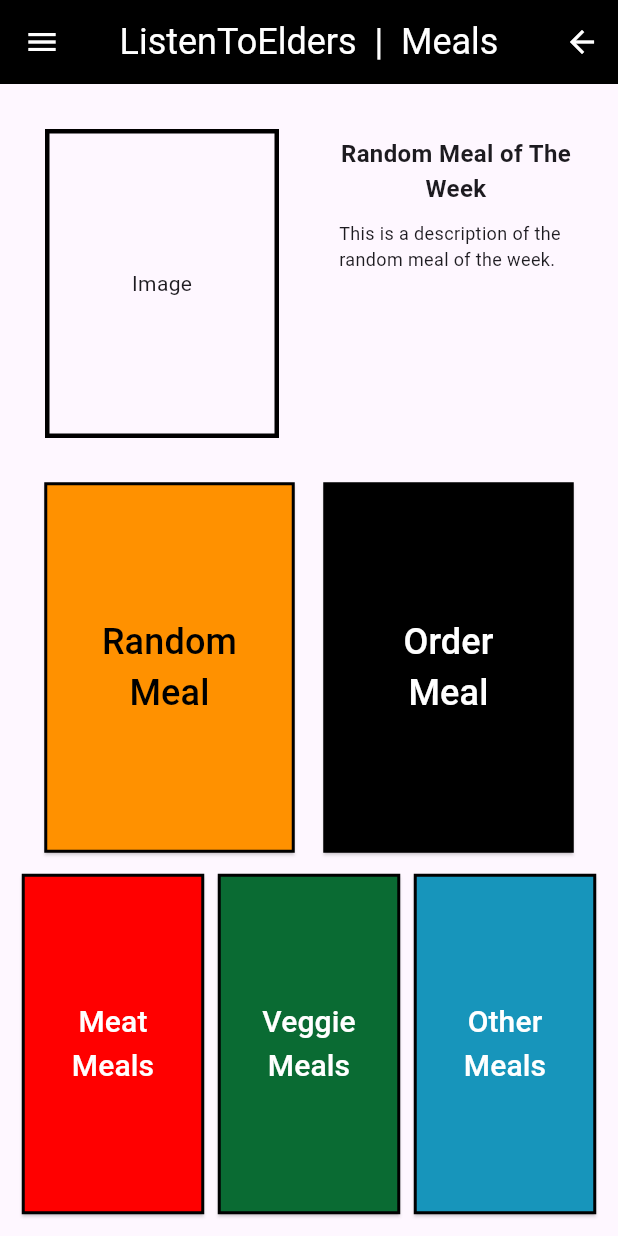
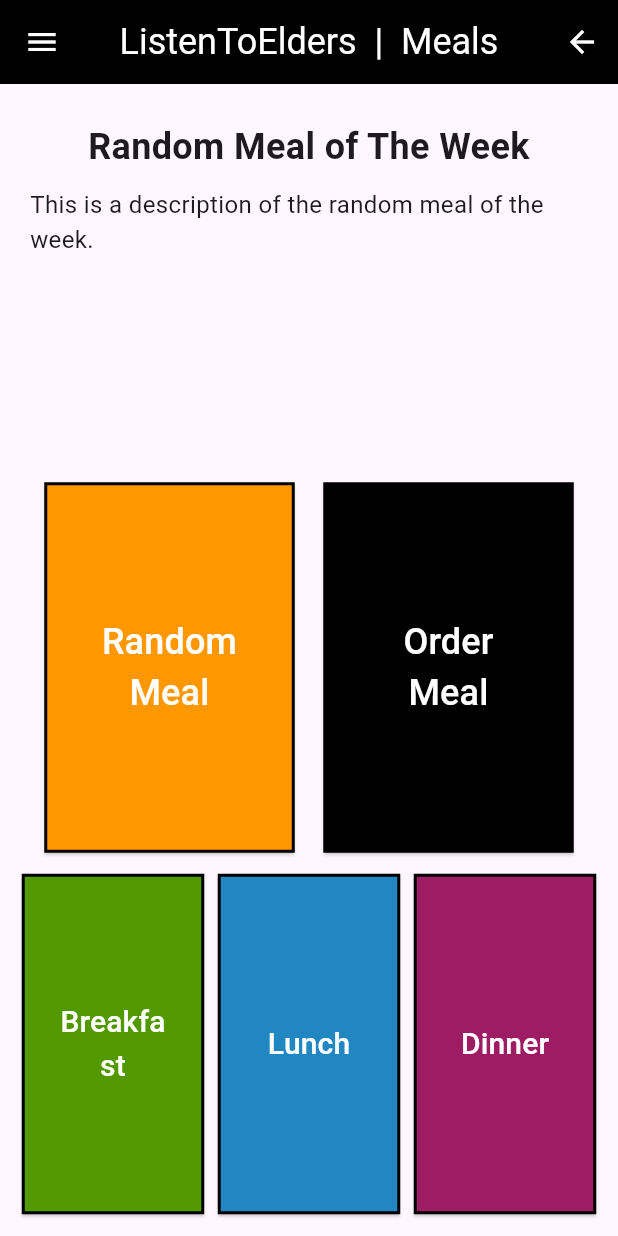
Before and after one commit to j-harney/mobdev_project_jack_917596040, a Flutter app: the MealsScreen screen opened by its route, on a phone screen of 412 x 824 dp. Run offline on Flutter 3.47's test engine with Material 3 defaults, Android fonts, the light colour scheme and no system bars.

Commit message:
Change Buttons to match project description. Change colors.

```diff
--- a/lib/ScreensFromHomeScreen/MealsScreen/meals_widget.dart
+++ b/lib/ScreensFromHomeScreen/MealsScreen/meals_widget.dart
@@ -62,37 +62,19 @@ class MealsScreen extends StatelessWidget {
             ]),
         body: Column(children: <Widget>[
           Expanded(
-              child: Padding(
-                  padding: const EdgeInsets.fromLTRB(10, 10, 10, 0),
-                  child: Row(
-                      crossAxisAlignment: CrossAxisAlignment.stretch,
-                      children: <Widget>[
-                        Expanded(
-                            child: Container(
-                                decoration: BoxDecoration(
-                                    border: Border.all(
-                                        color: Colors.black, width: 3)),
-                                margin: const EdgeInsets.all(20),
-                                alignment: Alignment.center,
-                                child: const Text('Image'))),
-                        Expanded(
               child: Container(
                   margin: const EdgeInsets.all(20),
                   child: Column(children: <Widget>[
                     Container(
-                                      margin: const EdgeInsets.fromLTRB(
-                                          0, 5, 0, 10),
-                                      child: const Text(
-                                          'Random Meal of The Week',
+                        margin: const EdgeInsets.fromLTRB(0, 5, 0, 10),
+                        child: const Text('Random Meal of The Week',
                             textAlign: TextAlign.center,
                             style: TextStyle(
-                                              fontSize: 16,
-                                              fontWeight: FontWeight.bold))),
+                                fontSize: 24, fontWeight: FontWeight.bold))),
                     Container(
                         child: const Text(
                             'This is a description of the random meal of the week.',
-                                          style: TextStyle(fontSize: 12)))
-                                ])))
+                            style: TextStyle(fontSize: 16))),
                   ]))),
           Expanded(
               child: Padding(
@@ -108,8 +90,7 @@ class MealsScreen extends StatelessWidget {
                                     style: ElevatedButton.styleFrom(
                                         side: const BorderSide(
                                             width: 1, color: Colors.black),
-                                        backgroundColor: const Color.fromARGB(
-                                            255, 255, 145, 0),
+                                        backgroundColor: Colors.orange,
                                         shape: const BeveledRectangleBorder(
                                             borderRadius:
                                                 BorderRadius.all(Radius.zero))),
@@ -118,7 +99,7 @@ class MealsScreen extends StatelessWidget {
                                         style: TextStyle(
                                             fontSize: 24,
                                             color: Color.fromARGB(
-                                                255, 0, 0, 0)))))),
+                                                255, 255, 255, 255)))))),
                         Expanded(
                             child: Container(
                                 margin: EdgeInsets.fromLTRB(10, 0, 20, 0),
@@ -154,11 +135,11 @@ class MealsScreen extends StatelessWidget {
                                         side: const BorderSide(
                                             width: 1, color: Colors.black),
                                         backgroundColor: const Color.fromARGB(
-                                            255, 255, 0, 0),
+                                            255, 82, 153, 0),
                                         shape: const BeveledRectangleBorder(
                                             borderRadius:
                                                 BorderRadius.all(Radius.zero))),
-                                    child: const Text('Meat Meals',
+                                    child: const Text('Breakfast',
                                         textAlign: TextAlign.center,
                                         style: TextStyle(
                                             fontSize: 20,
@@ -173,11 +154,11 @@ class MealsScreen extends StatelessWidget {
                                         side: const BorderSide(
                                             width: 1, color: Colors.black),
                                         backgroundColor: const Color.fromARGB(
-                                            255, 10, 107, 51),
+                                            255, 32, 135, 194),
                                         shape: const BeveledRectangleBorder(
                                             borderRadius:
                                                 BorderRadius.all(Radius.zero))),
-                                    child: const Text('Veggie Meals',
+                                    child: const Text('Lunch',
                                         textAlign: TextAlign.center,
                                         style: TextStyle(
                                             fontSize: 20,
@@ -192,11 +173,11 @@ class MealsScreen extends StatelessWidget {
                                         side: const BorderSide(
                                             width: 1, color: Colors.black),
                                         backgroundColor: const Color.fromARGB(
-                                            255, 23, 149, 187),
+                                            255, 158, 28, 99),
                                         shape: const BeveledRectangleBorder(
                                             borderRadius:
                                                 BorderRadius.all(Radius.zero))),
-                                    child: const Text('Other Meals',
+                                    child: const Text('Dinner',
                                         textAlign: TextAlign.center,
                                         style: TextStyle(
                                             fontSize: 20,
```
Lines whose indentation alone changed are shown as unchanged.
